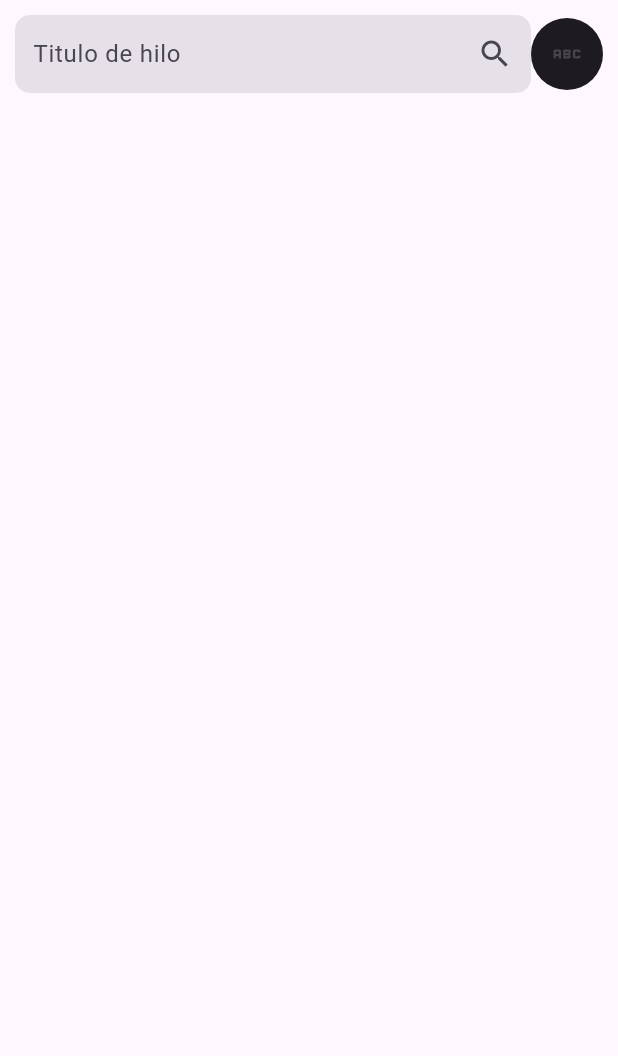
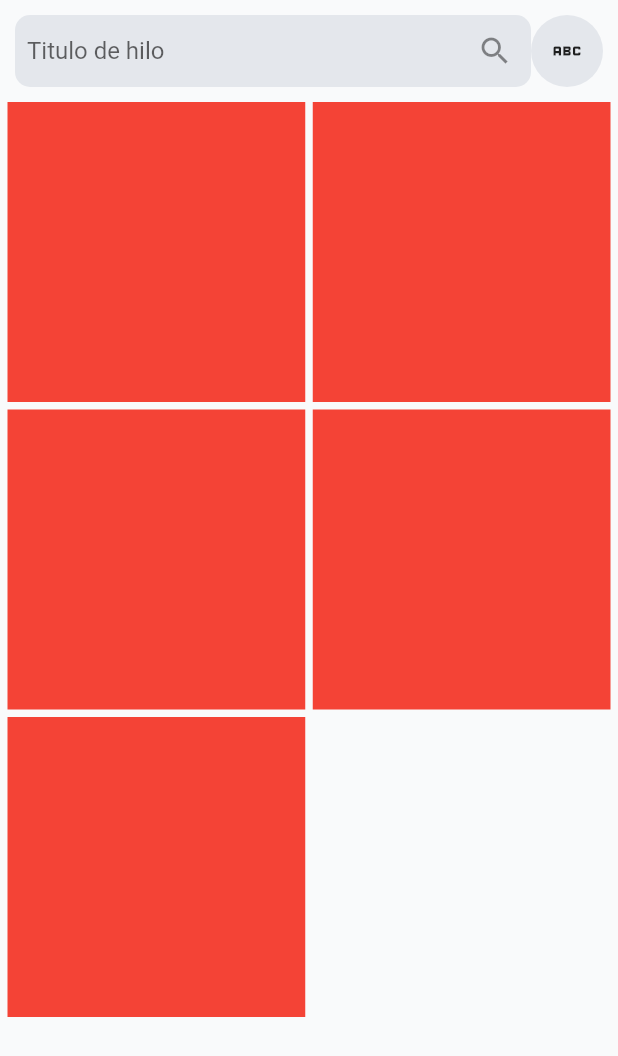
Before and after one commit to ZamasuEQTD/blog_app, a Flutter app: the first screen one second after launch, on a phone screen of 412 x 824 dp. Shown: the top 1056 px of the screen. Run offline on Flutter 3.47's test engine with Material 3 defaults, Android fonts, the phone set to English and light mode, and no system bars; our stand-ins replace bloc, chewie, dartz, equatable, file_picker, flutter_bloc and 6 more; missing offline and left inert: video_thumbnail.

```diff
--- a/lib/common/widgets/bottom_sheet/bottom_sheet.dart
+++ b/lib/common/widgets/bottom_sheet/bottom_sheet.dart
@@ -3,10 +3,10 @@ import 'package:flutter/material.dart';
 
 import '../seleccionable/logic/class/grupo_seleccionable.dart';
 
-class BottomSheet extends StatelessWidget {
+class BottomSheetManager extends StatelessWidget {
   final Widget child;
   final Widget Function(BuildContext context, Widget child)? builder;
-  const BottomSheet({super.key, required this.child, this.builder});
+  const BottomSheetManager({super.key, required this.child, this.builder});
 
   @override
   Widget build(BuildContext context) {
@@ -22,7 +22,7 @@ class BottomSheet extends StatelessWidget {
           isScrollControlled: true,
           backgroundColor: Theme.of(context).colorScheme.onSecondary,
           context: context,
-          builder: (context) => BottomSheet(
+          builder: (context) => BottomSheetManager(
                 builder: builder,
                 child: child,
               ));
--- a/lib/features/hilos/presentation/screens/hilo_screen.dart
+++ b/lib/features/hilos/presentation/screens/hilo_screen.dart
@@ -23,7 +23,6 @@ import '../../domain/models/comentario.dart';
 import '../../domain/models/hilo.dart';
 import '../logic/bloc/hilo/comentar_hilo/comentar_hilo_bloc.dart';
 import '../logic/bloc/hilo/hilo_bloc.dart';
-import 'package:path/path.dart' as p;
 
 import '../logic/controllers/taggueos_controller.dart';
 
@@ -485,7 +484,6 @@ class OutlinedIcon extends StatelessWidget {
   Widget build(BuildContext context) {
     return Container(
       decoration: BoxDecoration(
-          color: Colors.white,
           borderRadius: BorderRadius.circular(5),
           border: Border.all(
               color: const Color.fromRGBO(199, 199, 199, 1), width: 1.25)),
--- a/lib/features/home/domain/models/home_portada_entry.dart
+++ b/lib/features/home/domain/models/home_portada_entry.dart
@@ -36,3 +36,5 @@ enum HomePortadaBanderas {
   dados,
   idUnico,
 }
+
+enum HomeRequest { owner }
--- a/lib/features/home/presentation/widgets/portada/home_portada_cargando.dart
+++ b/lib/features/home/presentation/widgets/portada/home_portada_cargando.dart
@@ -1,10 +1,45 @@
+import 'package:blog_app/common/widgets/skeleton/skeleton.dart';
 import 'package:flutter/material.dart';
+import 'package:flutter/widgets.dart';
 
 class HomePortadaCargando extends StatelessWidget {
   const HomePortadaCargando({super.key});
 
   @override
   Widget build(BuildContext context) {
-    return Container();
+    return const Stack(
+      children: [
+        Skeleton(),
+        Positioned.fill(
+            child: Padding(
+          padding: EdgeInsets.all(10),
+          child: Column(
+            mainAxisAlignment: MainAxisAlignment.spaceBetween,
+            crossAxisAlignment: CrossAxisAlignment.start,
+            children: [
+              Row(
+                children: [
+                  Skeleton(
+                    height: 22,
+                    width: 50,
+                  ),
+                  SizedBox(
+                    width: 10,
+                  ),
+                  Skeleton(
+                    height: 22,
+                    width: 70,
+                  )
+                ],
+              ),
+              Skeleton(
+                height: 22,
+                width: double.infinity,
+              )
+            ],
+          ),
+        ))
+      ],
+    );
   }
 }
--- a/lib/main.dart
+++ b/lib/main.dart
@@ -1,3 +1,4 @@
+import 'package:blog_app/core/configs/theme/app_themes.dart';
 import 'package:blog_app/core/dependency_injection/data_dependencies.dart';
 import 'package:blog_app/features/hilos/presentation/screens/postear_hilo_screen.dart';
 import 'package:blog_app/features/home/presentation/screens/home_screen.dart';
@@ -17,7 +18,7 @@ class MyApp extends StatelessWidget {
   Widget build(BuildContext context) {
     return MaterialApp(
       title: 'Flutter Demo',
-      theme: ThemeData(),
+      theme: AppThemes.light,
       home: const HomeScreen(),
     );
   }
--- a/pubspec.yaml
+++ b/pubspec.yaml
@@ -58,6 +58,7 @@ dependencies:
   mime: ^1.0.5
   youtube_player_flutter: ^9.0.1
   video_thumbnail: ^0.5.3
+  font_awesome_flutter: ^10.7.0
 dev_dependencies:
   flutter_test:
     sdk: flutter
```
Also changed, not shown: lib/common/widgets/skeleton/skeleton.dart (+8 -27 lines), lib/features/home/presentation/widgets/portada/bottom_sheet/opciones_bottom_sheet.dart (added, +73 -0 lines), lib/features/home/presentation/widgets/portada/home_portada.dart (+108 -32 lines), pubspec.lock.
